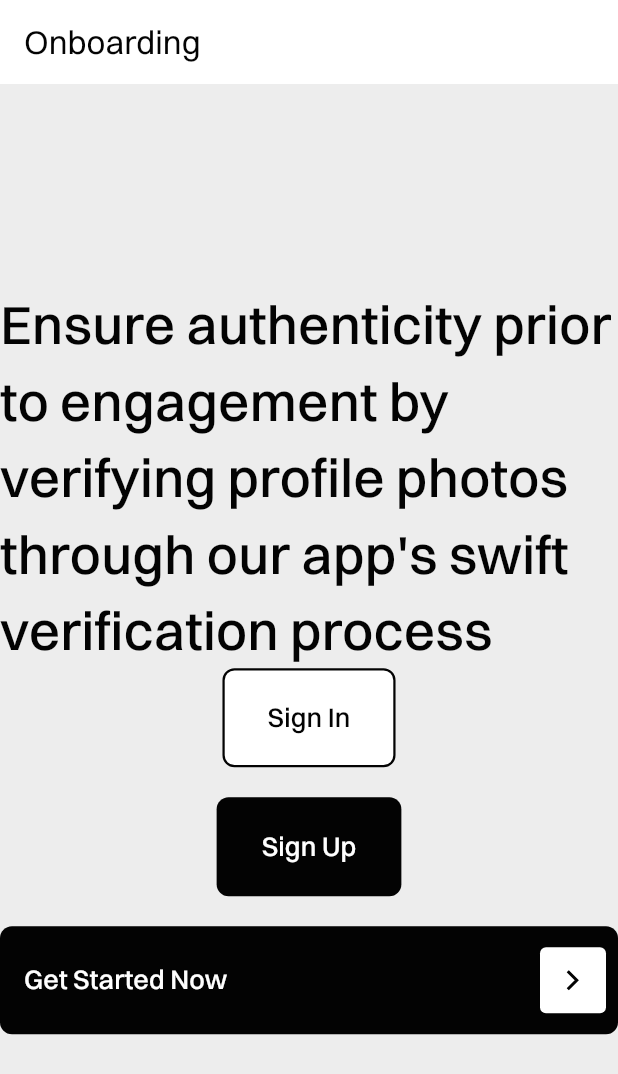
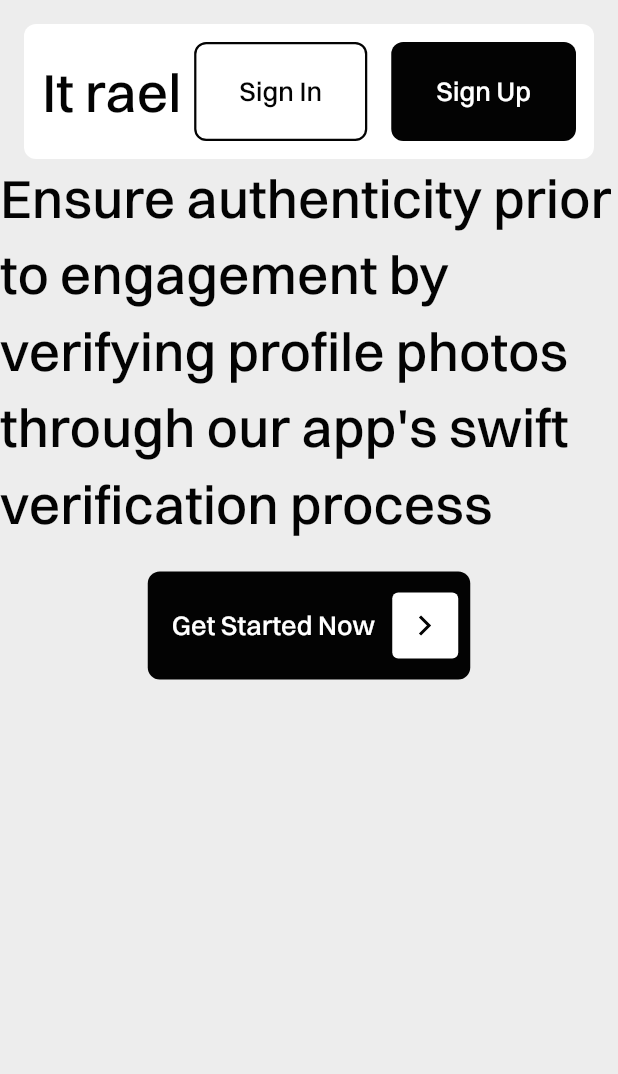
Before and after one commit to martynovb/it-real-app, a Flutter app: the screen it shows after launch, on a phone screen of 412 x 824 dp. Shown: the top 1074 px of the screen. Run offline on Flutter 3.47's test engine with Material 3 defaults, Android fonts, the light colour scheme and no system bars; our stand-ins replace bloc, easy_localization, flutter_bloc, flutter_secure_storage, flutter_svg, formz and 7 more; accounts and stored records are empty.

Commit message:
update onboarding page

```diff
--- a/lib/presentation/feature/onboarding/oboarding_page.dart
+++ b/lib/presentation/feature/onboarding/oboarding_page.dart
@@ -1,5 +1,6 @@
 import 'package:easy_localization/easy_localization.dart';
 import 'package:flutter/material.dart';
+import 'package:flutter/widgets.dart';
 import 'package:flutter_bloc/flutter_bloc.dart';
 import 'package:flutter_svg/svg.dart';
 import 'package:it_real_app/presentation/feature/onboarding/bloc/onboarding_bloc.dart';
@@ -7,6 +8,7 @@ import 'package:it_real_app/presentation/shared/app_icons.dart';
 import 'package:it_real_app/presentation/shared/di/di.dart';
 import 'package:it_real_app/presentation/shared/localization/locale_keys.g.dart';
 import 'package:it_real_app/presentation/shared/styles/app_colors.dart';
+import 'package:it_real_app/presentation/shared/styles/app_dimensions.dart';
 import 'package:it_real_app/presentation/shared/styles/app_styles.dart';
 import 'package:it_real_app/presentation/shared/widgets/buttons.dart';
 
@@ -20,13 +22,11 @@ class OnboardingPage extends StatelessWidget {
       child: BlocBuilder<OnboardingBloc, OnboardingState>(
         builder: (context, state) {
           return Scaffold(
-            appBar: AppBar(
-              title: const Text('Onboarding'),
-            ),
             body: Center(
               child: Column(
-                mainAxisAlignment: MainAxisAlignment.center,
+                crossAxisAlignment: CrossAxisAlignment.center,
                 children: <Widget>[
+                  _header(context),
                   Text(
                     LocaleKeys.oboardingTitleDescription.tr(),
                     style: AppTextStyle.h1Semibold_36.copyWith(
@@ -35,23 +35,16 @@ class OnboardingPage extends StatelessWidget {
                           : AppColors.almostBlack,
                     ),
                   ),
-                  btnOutlined(
-                    Theme.of(context).brightness,
-                    LocaleKeys.signIn.tr(),
-                  ),
                   const SizedBox(
                     height: 20,
                   ),
-                  btnFilled(
-                    Theme.of(context).brightness,
-                    LocaleKeys.signUp.tr(),
-                  ),
-                  const SizedBox(
-                    height: 20,
-                  ),
-                  btnWithRightArrow(
-                    Theme.of(context).brightness,
-                    LocaleKeys.getStartedNow.tr(),
+                  SizedBox(
+                    width: 215,
+                    child: btnWithRightArrow(
+                      brightness: Theme.of(context).brightness,
+                      text: LocaleKeys.getStartedNow.tr(),
+                      onPressed: () {},
+                    ),
                   ),
                 ],
               ),
@@ -61,4 +54,52 @@ class OnboardingPage extends StatelessWidget {
       ),
     );
   }
+
+  Widget _header(BuildContext context) {
+    return Padding(
+      padding: const EdgeInsets.only(
+        top: 16,
+        left: 16,
+        right: 16,
+      ),
+      child: Container(
+        padding: const EdgeInsets.only(
+          bottom: 12,
+          top: 12,
+          right: 12,
+          left: 12,
+        ),
+        decoration: BoxDecoration(
+          borderRadius: BorderRadius.circular(8),
+          color: Theme.of(context).brightness == Brightness.dark
+              ? AppColors.almostBlack
+              : AppColors.white,
+        ),
+        child: Row(
+          children: [
+            Text(
+              LocaleKeys.appName.tr(),
+              style: AppTextStyle.h1Semibold_36.copyWith(
+                color: Theme.of(context).brightness == Brightness.dark
+                    ? AppColors.white
+                    : AppColors.almostBlack,
+              ),
+            ),
+            const Spacer(),
+            btnOutlined(
+              brightness: Theme.of(context).brightness,
+              text: LocaleKeys.signIn.tr(),
+              onPressed: () {},
+            ),
+            AppDimensions.sBoxW16,
+            btnFilled(
+              brightness: Theme.of(context).brightness,
+              text: LocaleKeys.signUp.tr(),
+              onPressed: () {},
+            ),
+          ],
+        ),
+      ),
+    );
+  }
 }
--- a/lib/presentation/shared/styles/app_dimensions.dart
+++ b/lib/presentation/shared/styles/app_dimensions.dart
@@ -1,3 +1,5 @@
+import 'package:flutter/material.dart';
+
 class AppDimensions {
   static const sizeDefBtnH = 50.0;
   static const paddingDef = 8.0;
@@ -6,8 +8,16 @@ class AppDimensions {
   static const paddingDef3 = paddingDef * 3;
   static const paddingDef4 = paddingDef * 4;
 
-  static const filterHeaderHeight = 40.0;
-  static const bottomNavigationBarHeight = 60.0;
-  static const youtubeWatchLaterVideoHeight = 150.0;
-  static const youTubeVideoCornerRadius = 16.0;
+  static const SizedBox sBoxH8 = SizedBox(height: 8);
+  static const SizedBox sBoxW8 = SizedBox(width: 8);
+  static const SizedBox sBoxH16 = SizedBox(height: 16);
+  static const SizedBox sBoxW16 = SizedBox(width: 16);
+  static const SizedBox sBoxH24 = SizedBox(height: 24);
+  static const SizedBox sBoxW24 = SizedBox(width: 24);
+  static const SizedBox sBoxH32 = SizedBox(height: 32);
+  static const SizedBox sBoxW32 = SizedBox(width: 32);
+  static const SizedBox sBoxH40 = SizedBox(height: 40);
+  static const SizedBox sBoxW40 = SizedBox(width: 40);
+  static const SizedBox sBoxH48 = SizedBox(height: 48);
+  static const SizedBox sBoxW48 = SizedBox(width: 48);
 }
--- a/lib/presentation/shared/widgets/buttons.dart
+++ b/lib/presentation/shared/widgets/buttons.dart
@@ -4,8 +4,13 @@ import 'package:it_real_app/presentation/shared/app_icons.dart';
 import 'package:it_real_app/presentation/shared/styles/app_colors.dart';
 import 'package:it_real_app/presentation/shared/styles/app_styles.dart';
 
-Widget btnWithRightArrow(Brightness brightness, String text) => ElevatedButton(
-      onPressed: () {},
+Widget btnWithRightArrow({
+  required Brightness brightness,
+  required String text,
+  void Function()? onPressed,
+}) =>
+    ElevatedButton(
+      onPressed: onPressed,
       style: AppButtonStyle.filledBtnStyle(
         brightness: brightness,
         padding: const EdgeInsets.only(
@@ -47,8 +52,13 @@ Widget btnWithRightArrow(Brightness brightness, String text) => ElevatedButton(
       ),
     );
 
-Widget btnOutlined(Brightness brightness, String text) => ElevatedButton(
-      onPressed: () {},
+Widget btnOutlined({
+  required Brightness brightness,
+  required String text,
+  void Function()? onPressed,
+}) =>
+    ElevatedButton(
+      onPressed: onPressed,
       style: AppButtonStyle.outlinedBtnStyle(
         brightness,
       ),
@@ -58,8 +68,13 @@ Widget btnOutlined(Brightness brightness, String text) => ElevatedButton(
       ),
     );
 
-Widget btnFilled(Brightness brightness, String text) => ElevatedButton(
-      onPressed: () {},
+Widget btnFilled({
+  required Brightness brightness,
+  required String text,
+  void Function()? onPressed,
+}) =>
+    ElevatedButton(
+      onPressed: onPressed,
       style: AppButtonStyle.filledBtnStyle(
         brightness: brightness,
       ),
```
